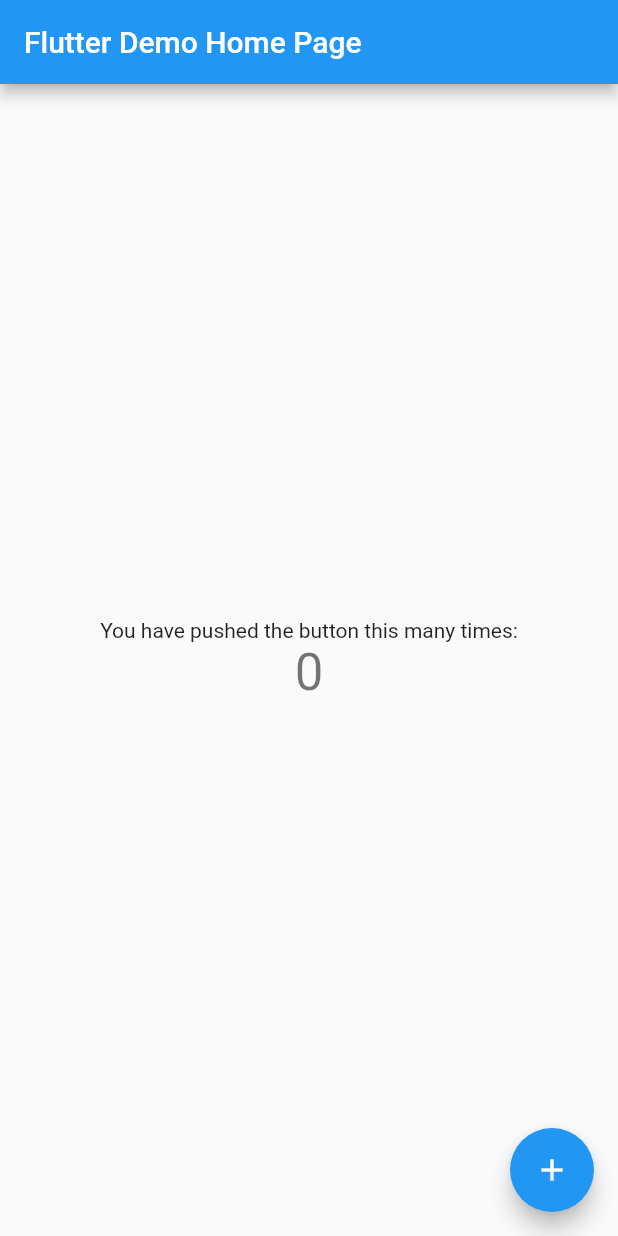
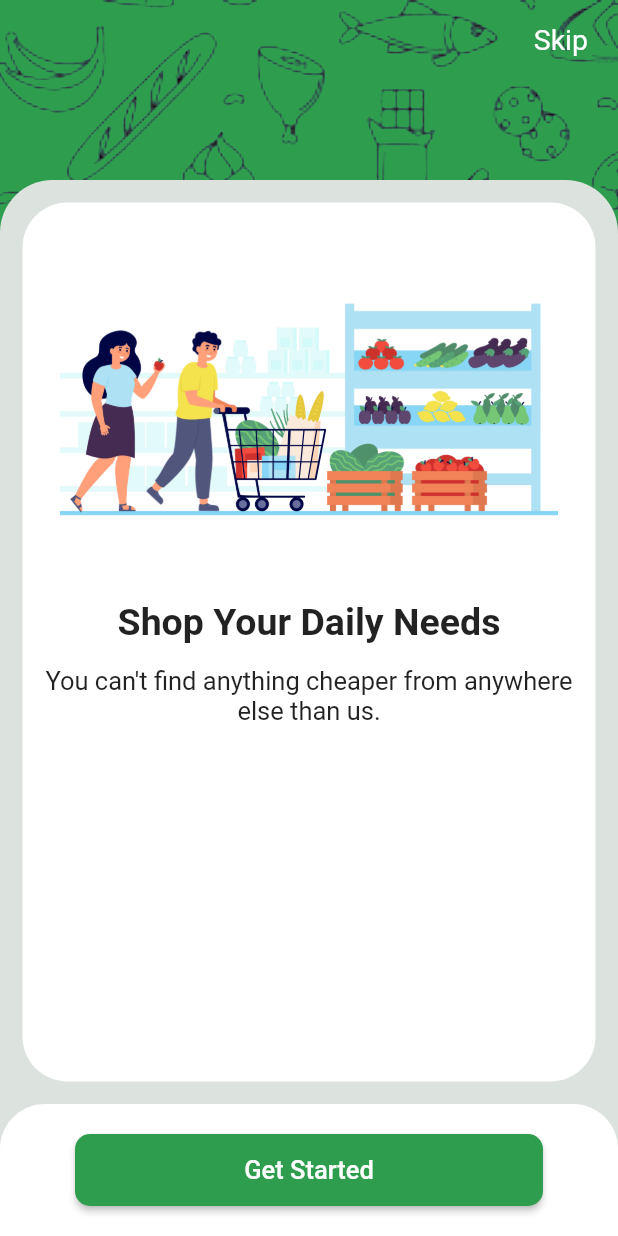
Before and after one commit to Anthony-Shoshi/flutter-ecommerce-app-template, a Flutter app: the screen it shows after launch, on a phone screen of 412 x 824 dp. Run offline on Flutter 3.47's test engine with Material 2 defaults, Android fonts, the phone set to English and light mode, and no system bars; our stand-ins replace flutter_hex_color.

Commit message:
on boarding screen basic design

```diff
--- /dev/null
+++ b/lib/constants/strings.dart
@@ -0,0 +1,7 @@
+const String APP_NAME = "Daily Needs";
+const String PRIMARY_COLOR = "#2e9e4e";
+const String PRIMARY_COLOR_DARK = "#167330";
+const String SECONDARY_COLOR = "#bcebc9";
+const String COLOR_LIGHT_GREY = "#dce3de";
+const String COLOR_WHITE = "#ffffff";
+const String COLOR_BLACK = "#000000";
--- a/lib/main.dart
+++ b/lib/main.dart
@@ -1,4 +1,7 @@
+import 'package:daily_needs/screens/home.dart';
+import 'package:daily_needs/screens/onBoardings/onBoardingOne.dart';
 import 'package:flutter/material.dart';
+import 'constants/strings.dart';
 
 void main() {
   runApp(MyApp());
@@ -8,58 +11,9 @@ class MyApp extends StatelessWidget {
   @override
   Widget build(BuildContext context) {
     return MaterialApp(
-      title: 'Flutter Demo',
-      theme: ThemeData(
-        primarySwatch: Colors.blue,
-      ),
-      home: MyHomePage(title: 'Flutter Demo Home Page'),
+      debugShowCheckedModeBanner: false,
+      title: APP_NAME,
+      home: OnBoardingOne(),
     );
   }
 }
-
-class MyHomePage extends StatefulWidget {
-  MyHomePage({Key? key, required this.title}) : super(key: key);
-
-  final String title;
-
-  @override
-  _MyHomePageState createState() => _MyHomePageState();
-}
-
-class _MyHomePageState extends State<MyHomePage> {
-  int _counter = 0;
-
-  void _incrementCounter() {
-    setState(() {
-      _counter++;
-    });
-  }
-
-  @override
-  Widget build(BuildContext context) {
-    return Scaffold(
-      appBar: AppBar(
-        title: Text(widget.title),
-      ),
-      body: Center(
-        child: Column(
-          mainAxisAlignment: MainAxisAlignment.center,
-          children: <Widget>[
-            Text(
-              'You have pushed the button this many times:',
-            ),
-            Text(
-              '$_counter',
-              style: Theme.of(context).textTheme.headline4,
-            ),
-          ],
-        ),
-      ),
-      floatingActionButton: FloatingActionButton(
-        onPressed: _incrementCounter,
-        tooltip: 'Increment',
-        child: Icon(Icons.add),
-      ),
-    );
-  }
-}
--- /dev/null
+++ b/lib/screens/home.dart
@@ -0,0 +1,19 @@
+import 'package:daily_needs/constants/strings.dart';
+import 'package:flutter/material.dart';
+import 'package:flutter_hex_color/flutter_hex_color.dart';
+
+class Home extends StatefulWidget {
+  Home({Key? key}) : super(key: key);
+
+  @override
+  _HomeState createState() => _HomeState();
+}
+
+class _HomeState extends State<Home> {
+  @override
+  Widget build(BuildContext context) {
+    return Scaffold(
+      backgroundColor: HexColor(PRIMARY_COLOR),
+    );
+  }
+}
--- /dev/null
+++ b/lib/screens/onBoardings/onBoardingOne.dart
@@ -0,0 +1,160 @@
+import 'package:daily_needs/constants/strings.dart';
+import 'package:flutter/material.dart';
+import 'package:flutter_hex_color/flutter_hex_color.dart';
+
+class OnBoardingOne extends StatefulWidget {
+  OnBoardingOne({Key? key}) : super(key: key);
+
+  @override
+  _OnBoardingOneState createState() => _OnBoardingOneState();
+}
+
+class _OnBoardingOneState extends State<OnBoardingOne> {
+  @override
+  Widget build(BuildContext context) {
+    return Scaffold(
+      appBar: AppBar(
+        actions: [
+          Container(
+            child: Padding(
+              padding: const EdgeInsets.only(right: 20.0, top: 15.0),
+              child: GestureDetector(
+                onTap: () {
+                  print("sd");
+                },
+                child: Text(
+                  "Skip",
+                  style: TextStyle(
+                    fontSize: 19.0,
+                  ),
+                ),
+              ),
+            ),
+          ),
+        ],
+        backgroundColor: Colors.transparent,
+        elevation: 0.0,
+      ),
+      extendBodyBehindAppBar: true,
+      body: Container(
+        child: Expanded(
+          child: Padding(
+            padding: const EdgeInsets.only(top: 120.0),
+            child: Container(
+              decoration: BoxDecoration(
+                color: HexColor(COLOR_LIGHT_GREY),
+                borderRadius: BorderRadius.only(
+                  topLeft: Radius.circular(35.0),
+                  topRight: Radius.circular(35.0),
+                ),
+              ),
+              child: Column(
+                children: [
+                  Expanded(
+                    flex: 7,
+                    child: Padding(
+                      padding: const EdgeInsets.all(15.0),
+                      child: Container(
+                        decoration: BoxDecoration(
+                          color: HexColor(COLOR_WHITE),
+                          borderRadius: BorderRadius.circular(30.0),
+                        ),
+                        child: Column(
+                          children: [
+                            Padding(
+                              padding: const EdgeInsets.only(
+                                top: 50.0,
+                                left: 25.0,
+                                right: 25.0,
+                              ),
+                              child: Container(
+                                child: Image.asset(
+                                    "assets/images/onboarding1.jpg"),
+                              ),
+                            ),
+                            SizedBox(
+                              height: 45.0,
+                            ),
+                            Text(
+                              "Shop Your Daily Needs",
+                              style: TextStyle(
+                                fontSize: 25.0,
+                                fontWeight: FontWeight.bold,
+                              ),
+                              textAlign: TextAlign.center,
+                            ),
+                            Padding(
+                              padding: const EdgeInsets.all(15.0),
+                              child: Text(
+                                "You can't find anything cheaper from anywhere else than us.",
+                                style: TextStyle(
+                                  fontSize: 17.0,
+                                ),
+                                textAlign: TextAlign.center,
+                              ),
+                            ),
+                          ],
+                        ),
+                      ),
+                    ),
+                  ),
+                  Expanded(
+                    flex: 1,
+                    child: Container(
+                      decoration: BoxDecoration(
+                        color: HexColor(COLOR_WHITE),
+                        borderRadius: BorderRadius.only(
+                          topLeft: Radius.circular(30.0),
+                          topRight: Radius.circular(30.0),
+                        ),
+                      ),
+                      width: double.infinity,
+                      child: Padding(
+                        padding: const EdgeInsets.symmetric(
+                          horizontal: 50.0,
+                          vertical: 20.0,
+                        ),
+                        child: ElevatedButton(
+                          style: ButtonStyle(
+                            backgroundColor: MaterialStateProperty.all<Color>(
+                              HexColor(
+                                PRIMARY_COLOR,
+                              ),
+                            ),
+                            shape: MaterialStateProperty.all<
+                                RoundedRectangleBorder>(
+                              RoundedRectangleBorder(
+                                borderRadius: BorderRadius.circular(10.0),
+                              ),
+                            ),
+                          ),
+                          child: Container(
+                            child: Text(
+                              "Get Started",
+                              style: TextStyle(
+                                fontSize: 17.0,
+                              ),
+                            ),
+                          ),
+                          onPressed: () {},
+                        ),
+                      ),
+                    ),
+                  ),
+                ],
+              ),
+            ),
+          ),
+        ),
+        decoration: BoxDecoration(
+          image: DecorationImage(
+            image: AssetImage("assets/images/bg.jpg"),
+            fit: BoxFit.cover,
+            colorFilter:
+                ColorFilter.mode(HexColor(PRIMARY_COLOR), BlendMode.darken),
+          ),
+        ),
+      ),
+    );
+  }
+}
```
Also changed, not shown: pubspec.yaml (+3 -10 lines), assets/images/bg.jpg (added), assets/images/onboarding1.jpg (added), assets/images/onboarding2.jpg (added), assets/images/onboarding3.jpg (added), pubspec.lock.
